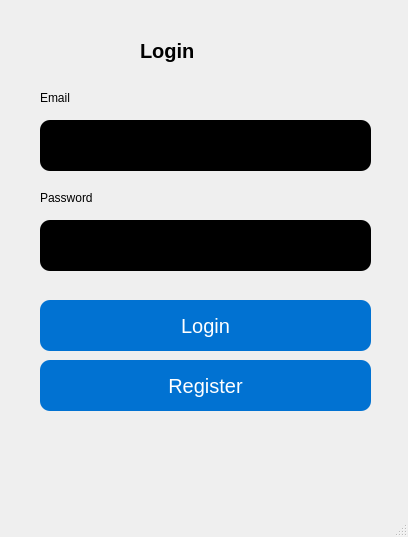
Above: PTA010/SPCK_B11/SPCK_CHUONG_PTA10/GUI/login.ui from NguyenNhatHuynh/SPCK_Mindx before the change. Below: the same form after it.
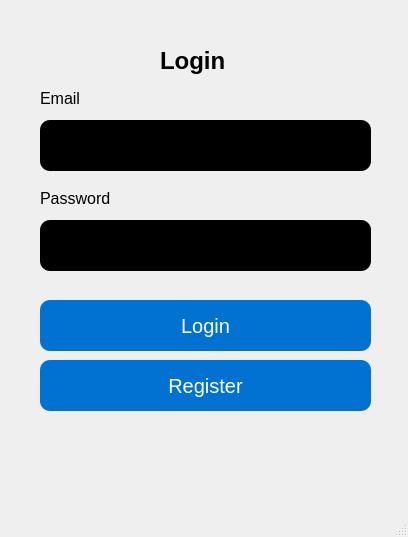
That is the form after the change.

Diff of the .ui file:
```diff
--- a/PTA010/SPCK_B11/SPCK_CHUONG_PTA10/GUI/login.ui
+++ b/PTA010/SPCK_B11/SPCK_CHUONG_PTA10/GUI/login.ui
@@ -20,15 +20,15 @@
    <widget class="QLabel" name="label">
     <property name="geometry">
      <rect>
-      <x>140</x>
-      <y>20</y>
-      <width>151</width>
+      <x>160</x>
+      <y>30</y>
+      <width>81</width>
       <height>61</height>
      </rect>
     </property>
     <property name="font">
      <font>
-      <pointsize>15</pointsize>
+      <pointsize>18</pointsize>
       <weight>75</weight>
       <bold>true</bold>
      </font>
@@ -174,6 +174,11 @@
       <height>16</height>
      </rect>
     </property>
+    <property name="font">
+     <font>
+      <pointsize>12</pointsize>
+     </font>
+    </property>
     <property name="text">
      <string>Email</string>
     </property>
@@ -183,10 +188,15 @@
      <rect>
       <x>40</x>
       <y>190</y>
-      <width>55</width>
+      <width>81</width>
       <height>16</height>
      </rect>
     </property>
+    <property name="font">
+     <font>
+      <pointsize>12</pointsize>
+     </font>
+    </property>
     <property name="text">
      <string>Password</string>
     </property>
```
Left out of the diff: 80 changed lines with no effect on the pictures.
